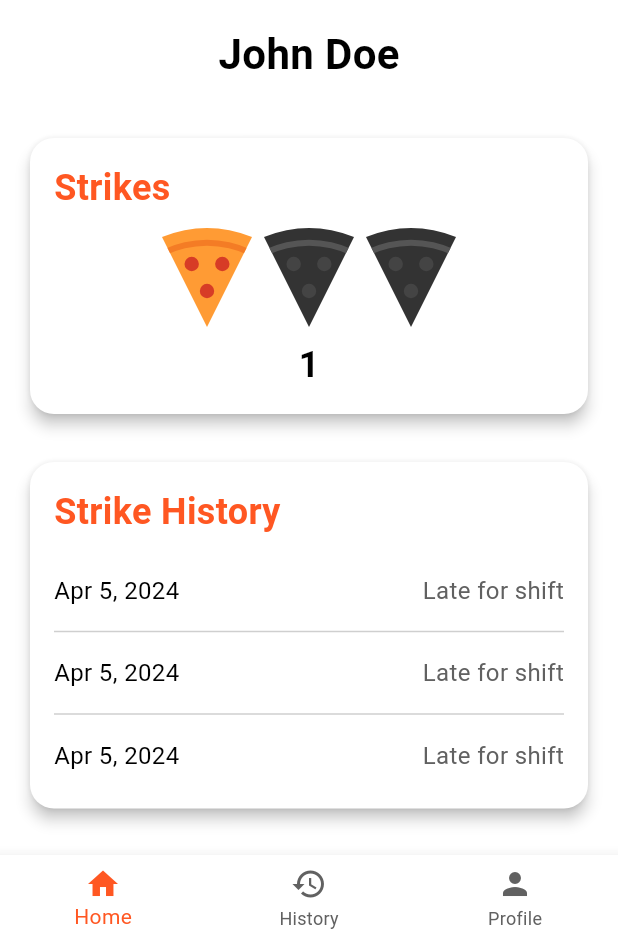
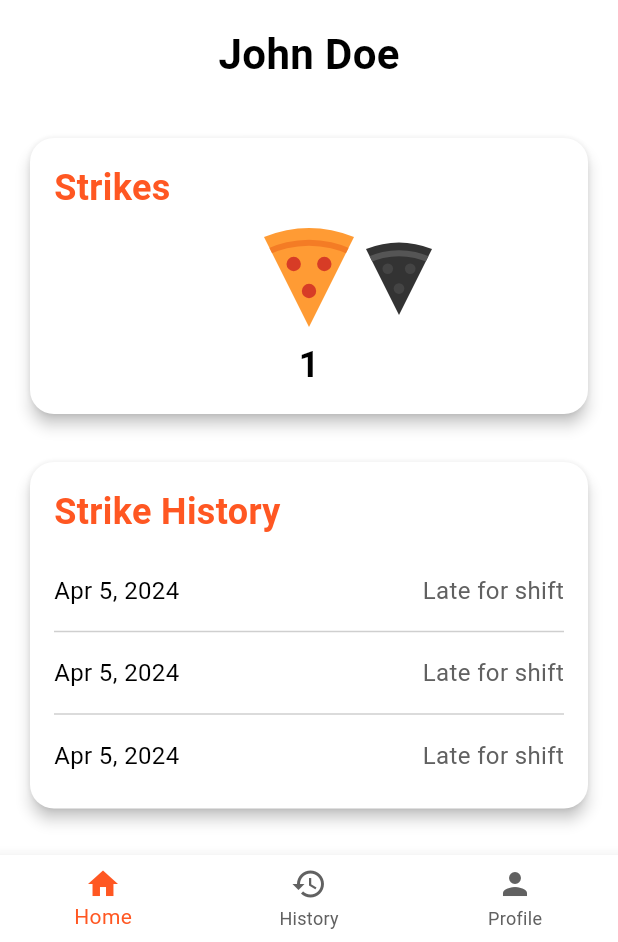
Before and after one commit to chiragdhunna/pizza_striker, a Flutter app: the screen it shows after launch, on a phone screen of 412 x 824 dp, the part 294-1236 px from its top. Run offline on Flutter 3.47's test engine with Material 3 defaults, Android fonts, the light colour scheme and no system bars; our stand-ins replace bloc, dio, flutter_secure_storage, freezed_annotation, logger, pretty_dio_logger and 3 more; missing offline and left inert: dio_brotli_transformer, dio_smart_retry; accounts and stored records are empty; generated files the repository leaves out were written again.

Commit message:
UI for employee dashboard complete

```diff
--- a/lib/main.dart
+++ b/lib/main.dart
@@ -61,7 +61,7 @@ class MyApp extends StatelessWidget {
         '/dashboardScreen': (context) => const EmployeeDashboard(
               user: User(
                 name: 'name',
-                strikes: 3,
+                strikes: 1,
                 email: 'email',
                 password: 'password',
                 username: 'John Doe',
--- a/lib/screens/dash_board_screen.dart
+++ b/lib/screens/dash_board_screen.dart
@@ -103,22 +103,36 @@ class _EmployeeDashboardState extends State<EmployeeDashboard> {
                       Row(
                         mainAxisAlignment: MainAxisAlignment.center,
                         children: [
-                          // First pizza slice (filled)
-                          _buildPizzaSlice(true, primaryColor),
+                          if (widget.user.strikes >= 2)
+                            _buildPizzaSlice(
+                                false, primaryColor.withOpacity(0.3),
+                                small: true)
+                          else
+                            const SizedBox(
+                                width: 44), // Spacer when left slice is absent
+
                           const SizedBox(width: 8),
-                          // Empty pizza slices
+
                           _buildPizzaSlice(
-                              false, primaryColor.withOpacity(0.3)),
+                              true, primaryColor), // Center (filled)
+
                           const SizedBox(width: 8),
-                          _buildPizzaSlice(
-                              false, primaryColor.withOpacity(0.3)),
+
+                          if (widget.user.strikes == 1 ||
+                              widget.user.strikes == 2)
+                            _buildPizzaSlice(
+                                false, primaryColor.withOpacity(0.3),
+                                small: true)
+                          else
+                            const SizedBox(
+                                width: 44), // Spacer when right slice is absent
                         ],
                       ),
                       const SizedBox(height: 8),
                       // Strike count
                       Center(
                         child: Text(
-                          '1',
+                          widget.user.strikes.toString(),
                           style: TextStyle(
                             fontSize: 24,
                             fontWeight: FontWeight.bold,
@@ -169,41 +183,6 @@ class _EmployeeDashboardState extends State<EmployeeDashboard> {
               ),
 
               const SizedBox(height: 24),
-
-              // // Owes Pizza section
-              // Card(
-              //   color: cardBackgroundColor,
-              //   elevation: 4,
-              //   shape: RoundedRectangleBorder(
-              //     borderRadius: BorderRadius.circular(16),
-              //   ),
-              //   child: Padding(
-              //     padding: const EdgeInsets.all(16.0),
-              //     child: Column(
-              //       crossAxisAlignment: CrossAxisAlignment.start,
-              //       children: [
-              //         Text(
-              //           'Owes Pizza',
-              //           style: TextStyle(
-              //             fontSize: 24,
-              //             fontWeight: FontWeight.bold,
-              //             color: primaryColor,
-              //           ),
-              //         ),
-              //         const SizedBox(height: 16),
-              //         // Person who is owed pizza
-              //         Text(
-              //           'Alice Smith',
-              //           style: TextStyle(
-              //             fontSize: 18,
-              //             fontWeight: FontWeight.w500,
-              //             color: textColor,
-              //           ),
-              //         ),
-              //       ],
-              //     ),
-              //   ),
-              // ),
             ],
           ),
         ),
@@ -293,10 +272,10 @@ class PizzaPainter extends CustomPainter {
   }
 }
 
-Widget _buildPizzaSlice(bool isFilled, Color color) {
+Widget _buildPizzaSlice(bool isFilled, Color color, {bool small = false}) {
   return SizedBox(
-    width: 60,
-    height: 60,
+    width: small ? 44 : 60,
+    height: small ? 44 : 60,
     child: CustomPaint(
       painter: isFilled ? FilledPizzaSlicePainter() : EmptyPizzaSlicePainter(),
     ),
```
